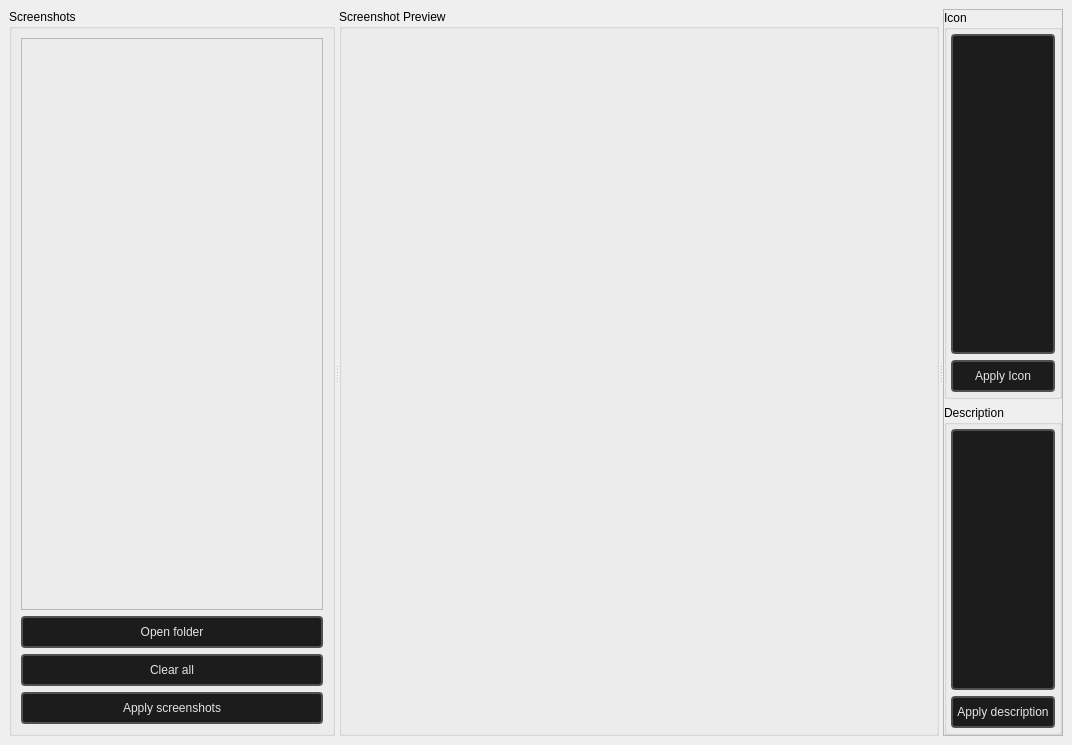
Before: the Qt Designer form loading_editor/loading_editor_mainwindow.ui in dertwist/Hammer5Tools, drawn with Qt 5.
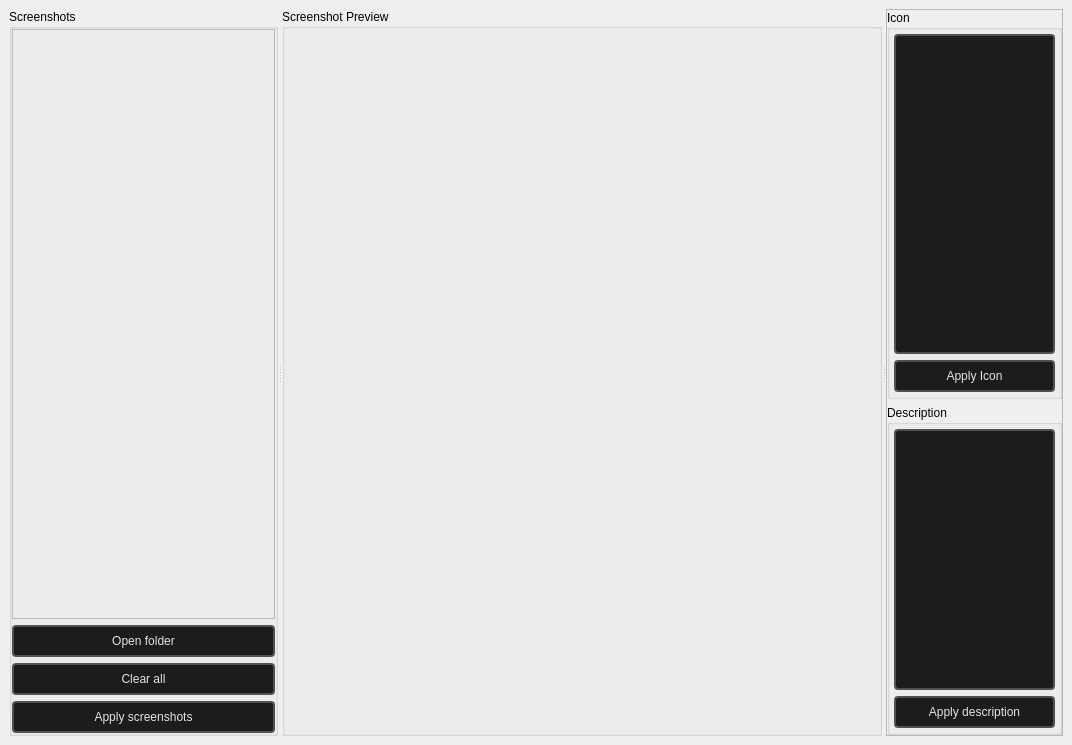
After: the same form once the commit is applied.

```diff
--- a/loading_editor/loading_editor_mainwindow.ui
+++ b/loading_editor/loading_editor_mainwindow.ui
@@ -17,6 +17,12 @@
    <layout class="QVBoxLayout" name="verticalLayout_7">
     <item>
      <widget class="QSplitter" name="splitter_2">
+      <property name="sizePolicy">
+       <sizepolicy hsizetype="Preferred" vsizetype="Preferred">
+        <horstretch>0</horstretch>
+        <verstretch>0</verstretch>
+       </sizepolicy>
+      </property>
       <property name="orientation">
        <enum>Qt::Horizontal</enum>
       </property>
@@ -31,6 +37,18 @@
         <string>Screenshots</string>
        </property>
        <layout class="QVBoxLayout" name="verticalLayout">
+        <property name="leftMargin">
+         <number>0</number>
+        </property>
+        <property name="topMargin">
+         <number>0</number>
+        </property>
+        <property name="rightMargin">
+         <number>0</number>
+        </property>
+        <property name="bottomMargin">
+         <number>0</number>
+        </property>
         <item>
          <widget class="QFrame" name="explorer">
           <property name="frameShape">
@@ -242,6 +260,9 @@
        </layout>
       </widget>
       <widget class="QSplitter" name="splitter">
+       <property name="midLineWidth">
+        <number>0</number>
+       </property>
        <property name="orientation">
         <enum>Qt::Horizontal</enum>
        </property>
@@ -267,7 +288,21 @@
         <property name="title">
          <string>Screenshot Preview</string>
         </property>
-        <layout class="QVBoxLayout" name="verticalLayout_6"/>
+        <layout class="QVBoxLayout" name="verticalLayout_6">
+         <item>
+          <spacer name="horizontalSpacer">
+           <property name="orientation">
+            <enum>Qt::Horizontal</enum>
+           </property>
+           <property name="sizeHint" stdset="0">
+            <size>
+             <width>40</width>
+             <height>20</height>
+            </size>
+           </property>
+          </spacer>
+         </item>
+        </layout>
        </widget>
        <widget class="QFrame" name="frame_2">
         <property name="maximumSize">
```
Left out of the diff: 6 changed lines with no effect on the pictures.
